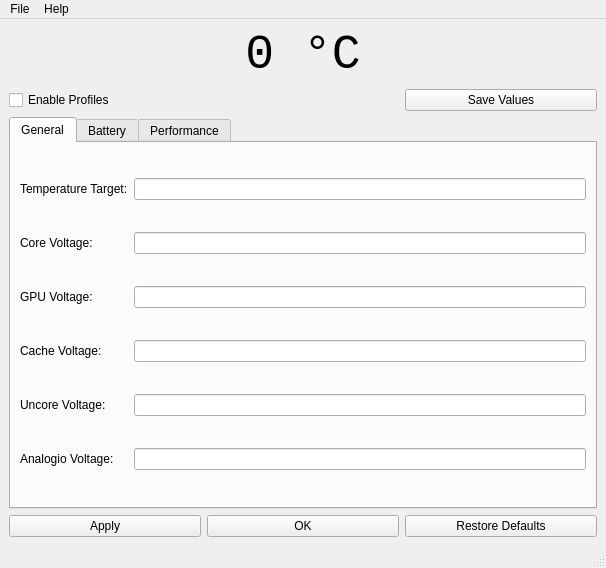
The window that MainWindow.ui (egeoz/Voltorb) describes before a commit, drawn with Qt 5.
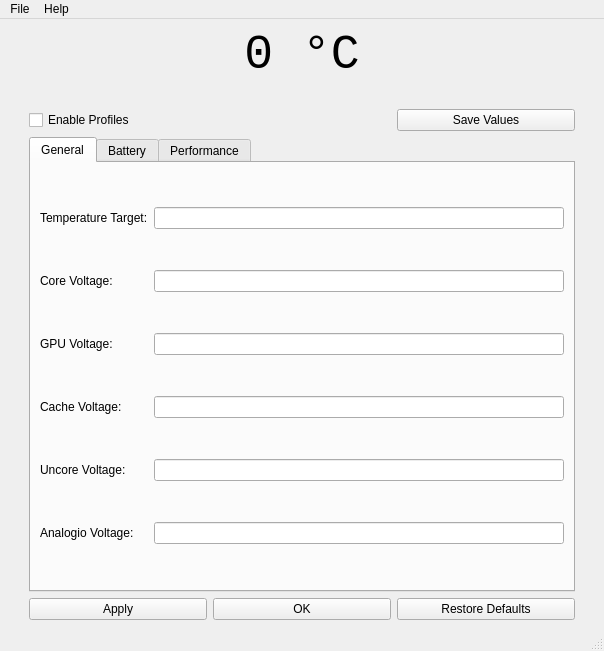
The same window after the commit.

```diff
--- a/MainWindow.ui
+++ b/MainWindow.ui
@@ -6,8 +6,8 @@
    <rect>
     <x>0</x>
     <y>0</y>
-    <width>606</width>
-    <height>568</height>
+    <width>604</width>
+    <height>651</height>
    </rect>
   </property>
   <property name="windowTitle">
@@ -15,29 +15,47 @@
   </property>
   <widget class="QWidget" name="centralwidget">
    <layout class="QGridLayout" name="gridLayout">
-    <item row="4" column="1">
-     <widget class="QPushButton" name="btnOK">
-      <property name="text">
-       <string>OK</string>
+    <item row="2" column="0">
+     <spacer name="horizontalSpacer">
+      <property name="orientation">
+       <enum>Qt::Horizontal</enum>
       </property>
-     </widget>
-    </item>
-    <item row="4" column="0">
-     <widget class="QPushButton" name="btnApply">
-      <property name="text">
-       <string>Apply</string>
+      <property name="sizeType">
+       <enum>QSizePolicy::Fixed</enum>
       </property>
-     </widget>
+      <property name="sizeHint" stdset="0">
+       <size>
+        <width>20</width>
+        <height>20</height>
+       </size>
+      </property>
+     </spacer>
     </item>
-    <item row="1" column="0">
+    <item row="2" column="3">
      <widget class="QCheckBox" name="checkBoxProfile">
+      <property name="layoutDirection">
+       <enum>Qt::LeftToRight</enum>
+      </property>
       <property name="text">
        <string>Enable Profiles</string>
       </property>
      </widget>
     </item>
-    <item row="0" column="0" colspan="3">
+    <item row="2" column="5">
+     <widget class="QPushButton" name="btnSave">
+      <property name="text">
+       <string>Save Values</string>
+      </property>
+     </widget>
+    </item>
+    <item row="0" column="3" colspan="3">
      <widget class="QLabel" name="lblTemp">
+      <property name="sizePolicy">
+       <sizepolicy hsizetype="Expanding" vsizetype="Preferred">
+        <horstretch>0</horstretch>
+        <verstretch>0</verstretch>
+       </sizepolicy>
+      </property>
       <property name="font">
        <font>
         <family>Monospace</family>
@@ -52,14 +70,42 @@
       </property>
      </widget>
     </item>
-    <item row="4" column="2">
-     <widget class="QPushButton" name="btnReset">
+    <item row="1" column="3" colspan="3">
+     <widget class="QLabel" name="lblCPU">
+      <property name="sizePolicy">
+       <sizepolicy hsizetype="Expanding" vsizetype="Preferred">
+        <horstretch>0</horstretch>
+        <verstretch>0</verstretch>
+       </sizepolicy>
+      </property>
+      <property name="font">
+       <font>
+        <weight>75</weight>
+        <bold>true</bold>
+       </font>
+      </property>
       <property name="text">
-       <string>Restore Defaults</string>
+       <string/>
       </property>
      </widget>
     </item>
-    <item row="3" column="0" colspan="3">
+    <item row="5" column="0">
+     <spacer name="horizontalSpacer_3">
+      <property name="orientation">
+       <enum>Qt::Horizontal</enum>
+      </property>
+      <property name="sizeType">
+       <enum>QSizePolicy::Fixed</enum>
+      </property>
+      <property name="sizeHint" stdset="0">
+       <size>
+        <width>20</width>
+        <height>20</height>
+       </size>
+      </property>
+     </spacer>
+    </item>
+    <item row="4" column="3" colspan="3">
      <widget class="QTabWidget" name="tabWidget">
       <property name="enabled">
        <bool>true</bool>
@@ -270,10 +316,95 @@
       </widget>
      </widget>
     </item>
-    <item row="1" column="2">
-     <widget class="QPushButton" name="btnSave">
+    <item row="5" column="6">
+     <spacer name="horizontalSpacer_4">
+      <property name="orientation">
+       <enum>Qt::Horizontal</enum>
+      </property>
+      <property name="sizeType">
+       <enum>QSizePolicy::Fixed</enum>
+      </property>
+      <property name="sizeHint" stdset="0">
+       <size>
+        <width>20</width>
+        <height>20</height>
+       </size>
+      </property>
+     </spacer>
+    </item>
+    <item row="2" column="6">
+     <spacer name="horizontalSpacer_2">
+      <property name="orientation">
+       <enum>Qt::Horizontal</enum>
+      </property>
+      <property name="sizeType">
+       <enum>QSizePolicy::Fixed</enum>
+      </property>
+      <property name="sizeHint" stdset="0">
+       <size>
+        <width>20</width>
+        <height>20</height>
+       </size>
+      </property>
+     </spacer>
+    </item>
+    <item row="5" column="5">
+     <widget class="QPushButton" name="btnReset">
+      <property name="minimumSize">
+       <size>
+        <width>0</width>
+        <height>0</height>
+       </size>
+      </property>
+      <property name="maximumSize">
+       <size>
+        <width>16777215</width>
+        <height>16777215</height>
+       </size>
+      </property>
       <property name="text">
-       <string>Save Values</string>
+       <string>Restore Defaults</string>
+      </property>
+     </widget>
+    </item>
+    <item row="5" column="4">
+     <widget class="QPushButton" name="btnOK">
+      <property name="minimumSize">
+       <size>
+        <width>0</width>
+        <height>0</height>
+       </size>
+      </property>
+      <property name="maximumSize">
+       <size>
+        <width>16777215</width>
+        <height>16777215</height>
+       </size>
+      </property>
+      <property name="text">
+       <string>OK</string>
+      </property>
+     </widget>
+    </item>
+    <item row="5" column="3">
+     <widget class="QPushButton" name="btnApply">
+      <property name="minimumSize">
+       <size>
+        <width>0</width>
+        <height>0</height>
+       </size>
+      </property>
+      <property name="maximumSize">
+       <size>
+        <width>16777215</width>
+        <height>16777215</height>
+       </size>
+      </property>
+      <property name="layoutDirection">
+       <enum>Qt::LeftToRight</enum>
+      </property>
+      <property name="text">
+       <string>Apply</string>
       </property>
      </widget>
     </item>
@@ -284,7 +415,7 @@
     <rect>
      <x>0</x>
      <y>0</y>
-     <width>606</width>
+     <width>604</width>
      <height>30</height>
     </rect>
    </property>
```
